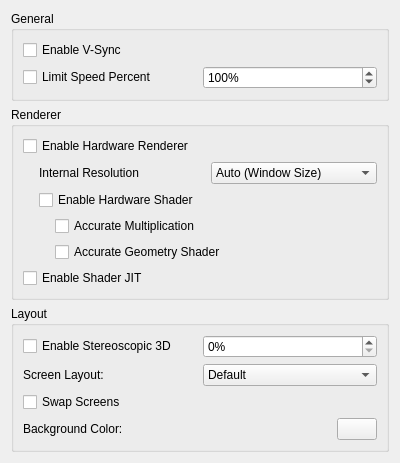
Qt form src/citra_qt/configuration/configure_graphics.ui (PabloMK7/citra) before a commit.
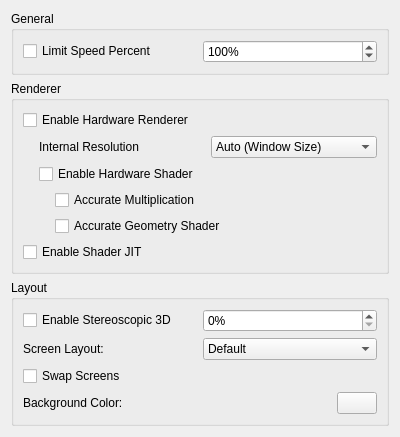
The same form after that commit.

Commit message:
frontend: Remove V-Sync option from UI
The V-Sync option is fundamentally broken in Citra, so let's do the same as yuzu and remove it entirely for SDL2 and at least from the frontend for QT.
(It was also only used by 7.3% of users)

```diff
--- a/src/citra_qt/configuration/configure_graphics.ui
+++ b/src/citra_qt/configuration/configure_graphics.ui
@@ -20,13 +20,6 @@
       <string>General</string>
      </property>
      <layout class="QVBoxLayout" name="verticalLayout_2">
-      <item>
-       <widget class="QCheckBox" name="toggle_vsync">
-        <property name="text">
-         <string>Enable V-Sync</string>
-        </property>
-       </widget>
-      </item>
       <item>
        <layout class="QHBoxLayout" name="horizontalLayout_2">
         <item>
```
The commit also changes 9 other files.
